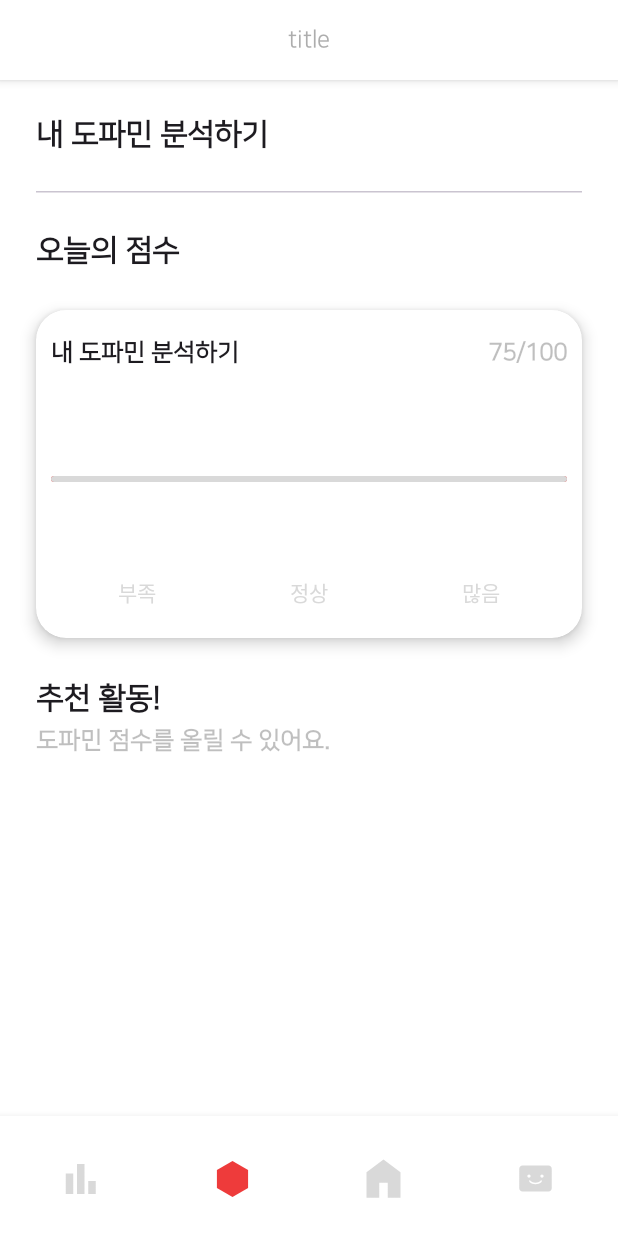
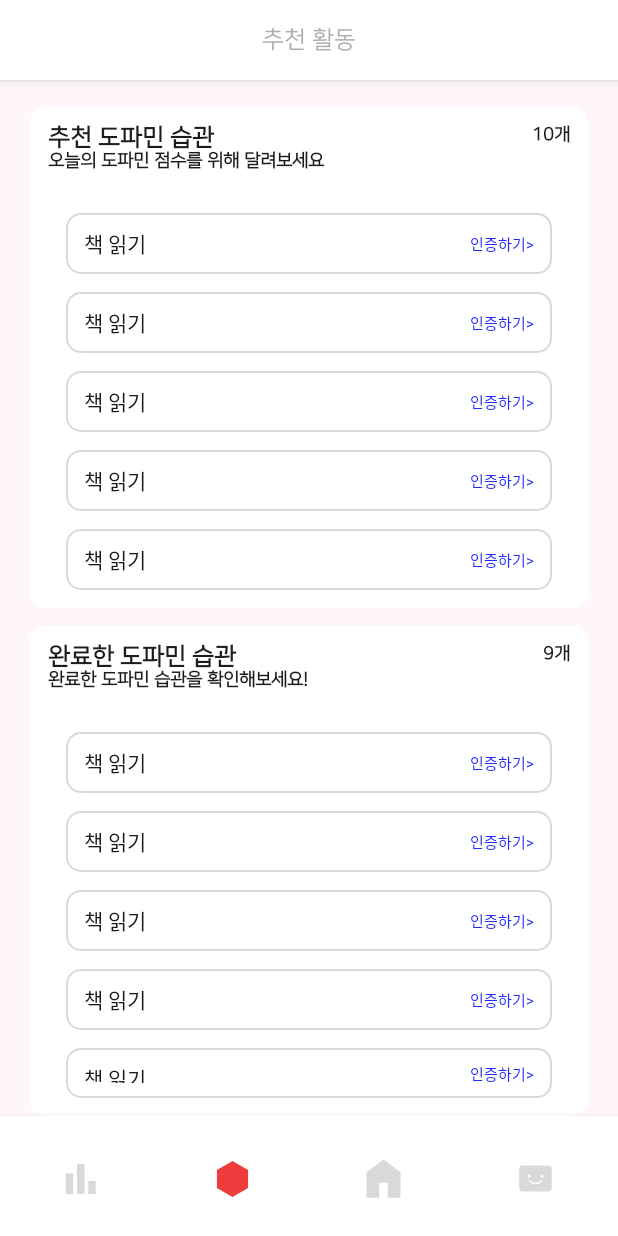
Before and after one commit to Tmdhoon2/2024-appjam, an Android app built with Jetpack Compose: the screen it shows after launch (MainActivity), item 2 of the bottom bar chosen, on a phone screen of 412 x 824 dp. Run offline under Robolectric (Android 15) with nearby library versions, the phone set to English and light mode, and no system bars.

Commit message:
feat :: recommend

```diff
--- a/app/src/main/java/com/seunghoon/generator/feature/recommend/RecommendScreen.kt
+++ b/app/src/main/java/com/seunghoon/generator/feature/recommend/RecommendScreen.kt
@@ -1,66 +1,183 @@
 package com.seunghoon.generator.feature.recommend
 
 import androidx.compose.foundation.background
+import androidx.compose.foundation.border
+import androidx.compose.foundation.layout.Arrangement
 import androidx.compose.foundation.layout.Column
+import androidx.compose.foundation.layout.Row
 import androidx.compose.foundation.layout.Spacer
 import androidx.compose.foundation.layout.fillMaxSize
+import androidx.compose.foundation.layout.fillMaxWidth
 import androidx.compose.foundation.layout.height
 import androidx.compose.foundation.layout.padding
-import androidx.compose.material3.HorizontalDivider
+import androidx.compose.foundation.shape.RoundedCornerShape
 import androidx.compose.material3.Text
 import androidx.compose.runtime.Composable
+import androidx.compose.ui.Alignment
 import androidx.compose.ui.Modifier
+import androidx.compose.ui.draw.clip
 import androidx.compose.ui.graphics.Color
+import androidx.compose.ui.text.font.FontWeight
 import androidx.compose.ui.unit.dp
 import androidx.compose.ui.unit.sp
 import androidx.navigation.NavController
 import com.seunghoon.designsystem.ui.theme.Typography
 import com.seunghoon.generator.component.Header
-import com.seunghoon.generator.feature.home.MyDopamineCard
 
 @Composable
 internal fun RecommendScreen(navController: NavController) {
     Column(
         modifier = Modifier
             .fillMaxSize()
-            .background(Color.White),
+            .background(Color(0xFFFFF7F7)),
     ) {
-        Header(title = "title")
-        Column(modifier = Modifier.padding(horizontal = 24.dp)) {
-            Spacer(modifier = Modifier.height(26.dp))
-            Text(
-                text = "내 도파민 분석하기",
-                style = Typography.HeadLine,
-            )
-            Spacer(modifier = Modifier.height(26.dp))
-            HorizontalDivider(thickness = 1.dp)
-            Spacer(modifier = Modifier.height(28.dp))
-            Text(
-                text = "오늘의 점수",
-                style = Typography.HeadLine,
-            )
-            Spacer(modifier = Modifier.height(28.dp))
-            MyDopamineCard(title = "내 도파민 분석하기") {
+        Header(title = "추천 활동")
+        Spacer(modifier = Modifier.height(18.dp))
+        Column(
+            modifier = Modifier
+                .clip(RoundedCornerShape(10.dp))
+                .padding(horizontal = 20.dp)
+                .background(
+                    color = Color.White,
+                    shape = RoundedCornerShape(10.dp),
+                )
+                .padding(
+                    horizontal = 12.dp,
+                    vertical = 12.dp,
+                ),
+        ) {
+            Row(
+                modifier = Modifier.fillMaxWidth(),
+                horizontalArrangement = Arrangement.SpaceBetween
+            ) {
+                Column {
+                    Text(
+                        text = "추천 도파민 습관",
+                        style = Typography.HeadLine.copy(
+                            fontSize = 16.sp,
+
+                            ),
+                        fontWeight = FontWeight.Bold,
+                    )
+                    Text(
+                        text = "오늘의 도파민 점수를 위해 달려보세요",
+                        style = Typography.HeadLine.copy(
+                            fontSize = 12.sp,
+                        ),
+                    )
+                }
                 Text(
-                    text = "75/100",
-                    color = Color(0x40000000),
-                    style = Typography.HeadLine.copy(fontSize = 16.sp),
+                    text = "10개",
+                    style = Typography.HeadLine.copy(
+                        fontSize = 12.sp,
+                    ),
                 )
             }
-            Spacer(modifier = Modifier.height(30.dp))
-            Column {
+            Spacer(modifier = Modifier.height(28.dp))
+            Column(
+                verticalArrangement = Arrangement.spacedBy(12.dp),
+                horizontalAlignment = Alignment.CenterHorizontally,
+            ) {
+                repeat(5) {
+                    Row(
+                        modifier = Modifier
+                            .fillMaxWidth()
+                            .padding(horizontal = 12.dp)
+                            .background(Color.White)
+                            .border(
+                                width = 1.dp,
+                                color = Color(0xFFD9D9D9),
+                                shape = RoundedCornerShape(10.dp)
+                            )
+                            .padding(
+                                horizontal = 12.dp,
+                                vertical = 10.dp,
+                            ),
+                        horizontalArrangement = Arrangement.SpaceBetween,
+                        verticalAlignment = Alignment.CenterVertically,
+                    ) {
+                        Text(text = "책 읽기")
+                        Text(
+                            text = "인증하기>",
+                            color = Color(0xFF1E27FF),
+                            fontSize = 10.sp,
+                        )
+                    }
+                }
+            }
+        }
+        Spacer(modifier = Modifier.height(12.dp))
+        Column(
+            modifier = Modifier
+                .clip(RoundedCornerShape(10.dp))
+                .padding(horizontal = 20.dp)
+                .background(
+                    color = Color.White,
+                    shape = RoundedCornerShape(10.dp),
+                )
+                .padding(
+                    horizontal = 12.dp,
+                    vertical = 12.dp,
+                ),
+        ) {
+            Row(
+                modifier = Modifier.fillMaxWidth(),
+                horizontalArrangement = Arrangement.SpaceBetween
+            ) {
+                Column {
+                    Text(
+                        text = "완료한 도파민 습관",
+                        style = Typography.HeadLine.copy(
+                            fontSize = 16.sp,
+
+                            ),
+                        fontWeight = FontWeight.Bold,
+                    )
+                    Text(
+                        text = "완료한 도파민 습관을 확인해보세요!",
+                        style = Typography.HeadLine.copy(
+                            fontSize = 12.sp,
+                        ),
+                    )
+                }
                 Text(
-                    text = "추천 활동!",
-                    style = Typography.HeadLine,
-                )
-                Spacer(modifier = Modifier.height(8.dp))
-                Text(
-                    text = "도파민 점수를 올릴 수 있어요.",
+                    text = "9개",
                     style = Typography.HeadLine.copy(
-                        color = Color(0x40000000),
-                        fontSize = 16.sp,
+                        fontSize = 12.sp,
                     ),
                 )
+            }
+            Spacer(modifier = Modifier.height(28.dp))
+            Column(
+                verticalArrangement = Arrangement.spacedBy(12.dp),
+                horizontalAlignment = Alignment.CenterHorizontally,
+            ) {
+                repeat(5) {
+                    Row(
+                        modifier = Modifier
+                            .fillMaxWidth()
+                            .padding(horizontal = 12.dp)
+                            .background(Color.White)
+                            .border(
+                                width = 1.dp,
+                                color = Color(0xFFD9D9D9),
+                                shape = RoundedCornerShape(10.dp)
+                            )
+                            .padding(
+                                horizontal = 12.dp,
+                                vertical = 10.dp,
+                            ),
+                        horizontalArrangement = Arrangement.SpaceBetween,
+                        verticalAlignment = Alignment.CenterVertically,
+                    ) {
+                        Text(text = "책 읽기")
+                        Text(
+                            text = "인증하기>",
+                            color = Color(0xFF1E27FF),
+                            fontSize = 10.sp,
+                        )
+                    }
+                }
             }
         }
     }
```
